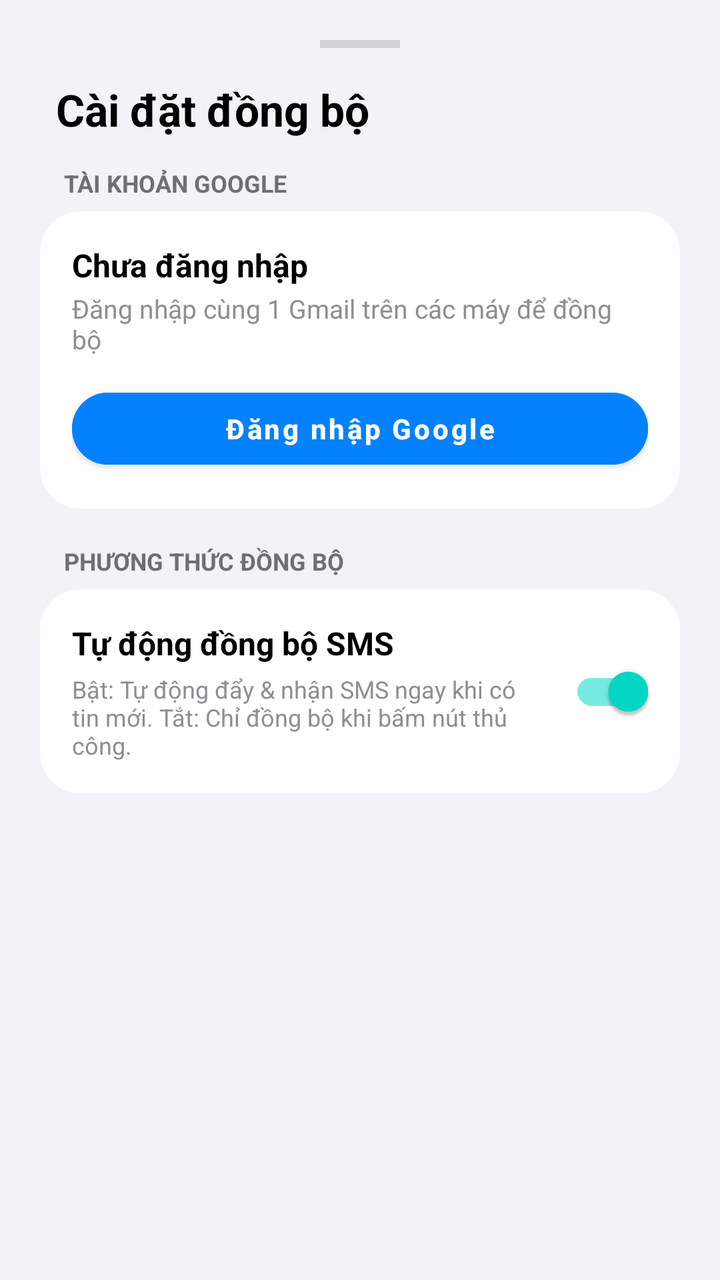
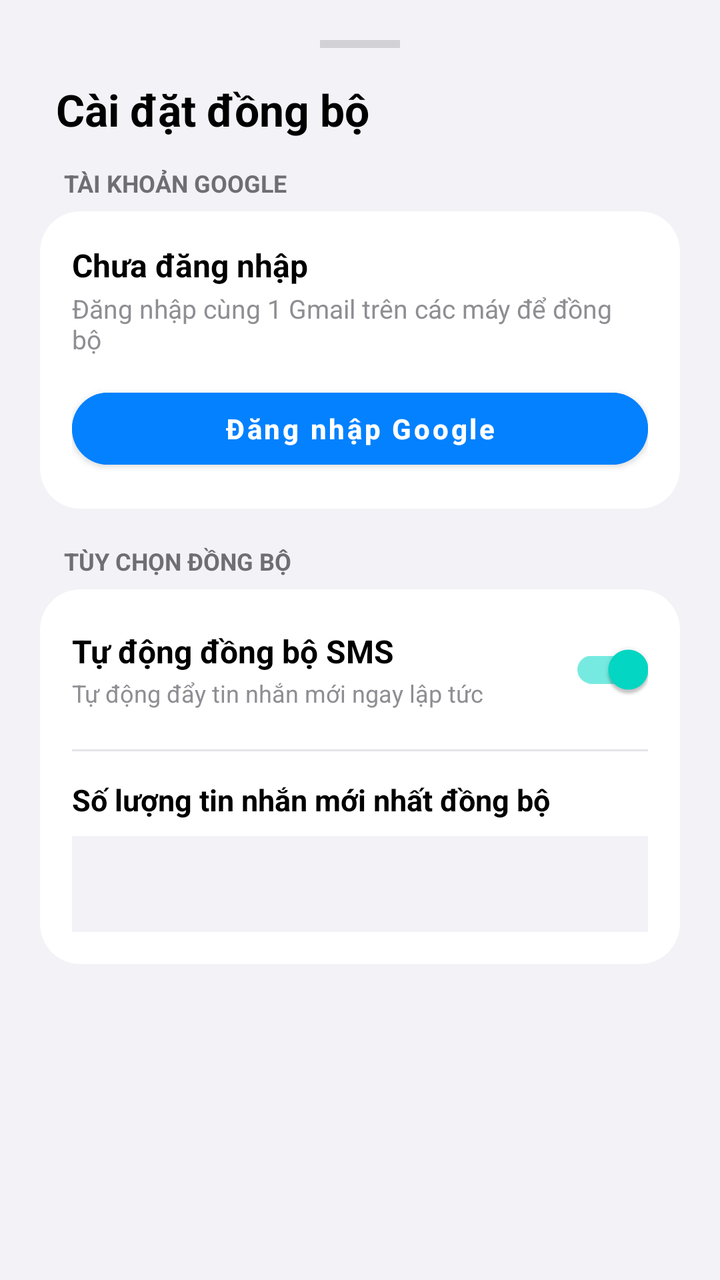

The first picture is an Android layout as it rendered before a commit; the second is the same layout after the commit. The layout source and the unified diff follow.
<!-- AndroidManifest.xml: application theme Theme.MaterialComponents.Light.NoActionBar -->
<!-- res/layout/dialog_oneui_settings.xml -->
<?xml version="1.0" encoding="utf-8"?>
<LinearLayout xmlns:android="http://schemas.android.com/apk/res/android"
    xmlns:app="http://schemas.android.com/apk/res-auto"
    android:layout_width="match_parent"
    android:layout_height="wrap_content"
    android:background="#F2F2F7"
    android:orientation="vertical"
    android:padding="20dp">

    <View
        android:layout_width="40dp"
        android:layout_height="4dp"
        android:layout_gravity="center_horizontal"
        android:layout_marginBottom="16dp"
        android:background="#D1D1D6" />

    <TextView
        android:layout_width="wrap_content"
        android:layout_height="wrap_content"
        android:layout_marginStart="8dp"
        android:layout_marginBottom="14dp"
        android:text="Cài đặt đồng bộ"
        android:textColor="#000000"
        android:textSize="22sp"
        android:textStyle="bold" />

    <TextView
        android:layout_width="wrap_content"
        android:layout_height="wrap_content"
        android:layout_marginStart="12dp"
        android:layout_marginBottom="6dp"
        android:text="TÀI KHOẢN GOOGLE"
        android:textColor="#6E6E73"
        android:textSize="12sp"
        android:textStyle="bold" />

    <com.google.android.material.card.MaterialCardView
        android:layout_width="match_parent"
        android:layout_height="wrap_content"
        android:layout_marginBottom="18dp"
        app:cardBackgroundColor="#FFFFFF"
        app:cardCornerRadius="20dp"
        app:cardElevation="0dp">

        <LinearLayout
            android:layout_width="match_parent"
            android:layout_height="wrap_content"
            android:orientation="vertical"
            android:padding="16dp">

            <TextView
                android:id="@+id/tvSheetAccountEmail"
                android:layout_width="match_parent"
                android:layout_height="wrap_content"
                android:text="Chưa đăng nhập"
                android:textColor="#000000"
                android:textSize="16sp"
                android:textStyle="bold" />

            <TextView
                android:id="@+id/tvSheetAccountUid"
                android:layout_width="match_parent"
                android:layout_height="wrap_content"
                android:layout_marginTop="2dp"
                android:layout_marginBottom="12dp"
                android:text="Đăng nhập cùng 1 Gmail trên các máy để đồng bộ"
                android:textColor="#8E8E93"
                android:textSize="13sp" />

            <com.google.android.material.button.MaterialButton
                android:id="@+id/btnSheetGoogleAuth"
                android:layout_width="match_parent"
                android:layout_height="48dp"
                android:backgroundTint="#0381FE"
                android:text="Đăng nhập Google"
                android:textAllCaps="false"
                android:textColor="#FFFFFF"
                android:textStyle="bold"
                app:cornerRadius="24dp" />
        </LinearLayout>
    </com.google.android.material.card.MaterialCardView>

    <TextView
        android:layout_width="wrap_content"
        android:layout_height="wrap_content"
        android:layout_marginStart="12dp"
        android:layout_marginBottom="6dp"
        android:text="PHƯƠNG THỨC ĐỒNG BỘ"
        android:textColor="#6E6E73"
        android:textSize="12sp"
        android:textStyle="bold" />

    <com.google.android.material.card.MaterialCardView
        android:layout_width="match_parent"
        android:layout_height="wrap_content"
        android:layout_marginBottom="16dp"
        app:cardBackgroundColor="#FFFFFF"
        app:cardCornerRadius="20dp"
        app:cardElevation="0dp">

        <LinearLayout
            android:layout_width="match_parent"
            android:layout_height="wrap_content"
            android:gravity="center_vertical"
            android:orientation="horizontal"
            android:padding="16dp">

            <LinearLayout
                android:layout_width="0dp"
                android:layout_height="wrap_content"
                android:layout_weight="1"
                android:orientation="vertical"
                android:paddingEnd="12dp">

                <TextView
                    android:layout_width="wrap_content"
                    android:layout_height="wrap_content"
                    android:text="Tự động đồng bộ SMS"
                    android:textColor="#000000"
                    android:textSize="16sp"
                    android:textStyle="bold" />

                <TextView
                    android:id="@+id/tvSyncModeDesc"
                    android:layout_width="wrap_content"
                    android:layout_height="wrap_content"
                    android:layout_marginTop="4dp"
                    android:text="Bật: Tự động đẩy &amp; nhận SMS ngay khi có tin mới.
Tắt: Chỉ đồng bộ khi bấm nút thủ công."
                    android:textColor="#8E8E93"
                    android:textSize="12sp" />
            </LinearLayout>

            <com.google.android.material.switchmaterial.SwitchMaterial
                android:id="@+id/switchAutoSync"
                android:layout_width="wrap_content"
                android:layout_height="wrap_content"
                android:checked="true" />
        </LinearLayout>
    </com.google.android.material.card.MaterialCardView>
</LinearLayout>
<!-- resources referenced by this layout -->
<resources>

</resources>

<!-- the commit's change to res/layout/dialog_oneui_settings.xml (unified diff, before → after) -->
@@ -24,6 +24,7 @@
         android:textSize="22sp"
         android:textStyle="bold" />
 
+    
     <TextView
         android:layout_width="wrap_content"
         android:layout_height="wrap_content"
@@ -80,12 +81,13 @@
         </LinearLayout>
     </com.google.android.material.card.MaterialCardView>
 
+    
     <TextView
         android:layout_width="wrap_content"
         android:layout_height="wrap_content"
         android:layout_marginStart="12dp"
         android:layout_marginBottom="6dp"
-        android:text="PHƯƠNG THỨC ĐỒNG BỘ"
+        android:text="TÙY CHỌN ĐỒNG BỘ"
         android:textColor="#6E6E73"
         android:textSize="12sp"
         android:textStyle="bold" />
@@ -101,41 +103,69 @@
         <LinearLayout
             android:layout_width="match_parent"
             android:layout_height="wrap_content"
-            android:gravity="center_vertical"
-            android:orientation="horizontal"
+            android:orientation="vertical"
             android:padding="16dp">
 
             <LinearLayout
-                android:layout_width="0dp"
+                android:layout_width="match_parent"
                 android:layout_height="wrap_content"
-                android:layout_weight="1"
-                android:orientation="vertical"
-                android:paddingEnd="12dp">
+                android:gravity="center_vertical"
+                android:orientation="horizontal"
+                android:layout_marginBottom="16dp">
 
-                <TextView
+                <LinearLayout
+                    android:layout_width="0dp"
+                    android:layout_height="wrap_content"
+                    android:layout_weight="1"
+                    android:orientation="vertical"
+                    android:paddingEnd="12dp">
+
+                    <TextView
+                        android:layout_width="wrap_content"
+                        android:layout_height="wrap_content"
+                        android:text="Tự động đồng bộ SMS"
+                        android:textColor="#000000"
+                        android:textSize="16sp"
+                        android:textStyle="bold" />
+
+                    <TextView
+                        android:layout_width="wrap_content"
+                        android:layout_height="wrap_content"
+                        android:layout_marginTop="2dp"
+                        android:text="Tự động đẩy tin nhắn mới ngay lập tức"
+                        android:textColor="#8E8E93"
+                        android:textSize="12sp" />
+                </LinearLayout>
+
+                <com.google.android.material.switchmaterial.SwitchMaterial
+                    android:id="@+id/switchAutoSync"
                     android:layout_width="wrap_content"
                     android:layout_height="wrap_content"
-                    android:text="Tự động đồng bộ SMS"
-                    android:textColor="#000000"
-                    android:textSize="16sp"
-                    android:textStyle="bold" />
-
-                <TextView
-                    android:id="@+id/tvSyncModeDesc"
-                    android:layout_width="wrap_content"
-                    android:layout_height="wrap_content"
-                    android:layout_marginTop="4dp"
-                    android:text="Bật: Tự động đẩy &amp; nhận SMS ngay khi có tin mới.
-Tắt: Chỉ đồng bộ khi bấm nút thủ công."
-                    android:textColor="#8E8E93"
-                    android:textSize="12sp" />
+                    android:checked="true" />
             </LinearLayout>
 
-            <com.google.android.material.switchmaterial.SwitchMaterial
-                android:id="@+id/switchAutoSync"
+            <View
+                android:layout_width="match_parent"
+                android:layout_height="1dp"
+                android:background="#E5E5EA"
+                android:layout_marginBottom="14dp" />
+
+            <TextView
                 android:layout_width="wrap_content"
                 android:layout_height="wrap_content"
-                android:checked="true" />
+                android:text="Số lượng tin nhắn mới nhất đồng bộ"
+                android:textColor="#000000"
+                android:textSize="15sp"
+                android:textStyle="bold"
+                android:layout_marginBottom="8dp" />
+
+            <Spinner
+                android:id="@+id/spinnerSmsLimit"
+                android:layout_width="match_parent"
+                android:layout_height="48dp"
+                android:background="#F2F2F7"
+                android:paddingStart="8dp"
+                android:paddingEnd="8dp" />
         </LinearLayout>
     </com.google.android.material.card.MaterialCardView>
 </LinearLayout>
